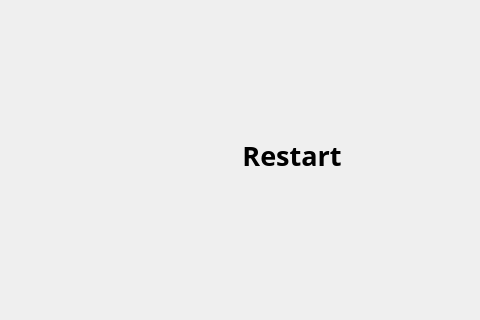
This is gamewidget.ui in sheriyuo/Qt-NoGo as Qt 5 draws it before an edit; both pictures show x 588 to 1068 and y 120 to 440 of the 1068 by 768 pixel window. The edited form follows.
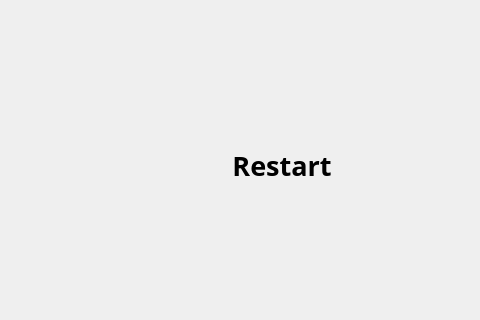
This is the edited form.

The edit to the form file:
```diff
--- a/gamewidget.ui
+++ b/gamewidget.ui
@@ -16,8 +16,8 @@
   <widget class="QPushButton" name="restartButton">
    <property name="geometry">
     <rect>
-     <x>780</x>
-     <y>250</y>
+     <x>770</x>
+     <y>260</y>
      <width>200</width>
      <height>50</height>
     </rect>
```
